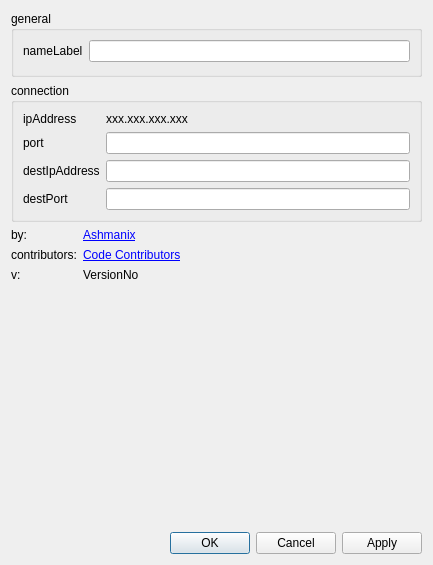
First picture: the form in src/ui/FaceTrackerDialog.ui, repository ashmanix/ashmanix-moveface-obs-plugin, before the edit.
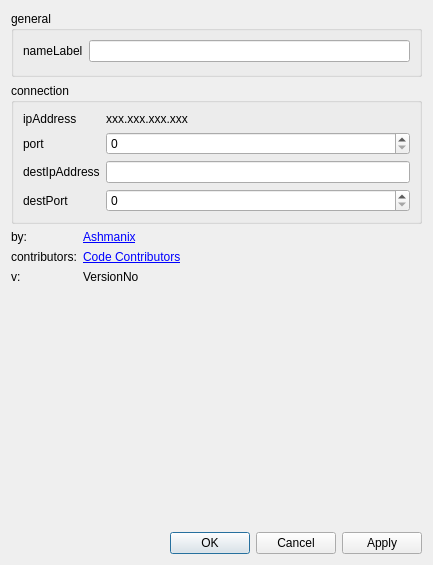
Second picture: the form after the edit.

Commit message: Added ability to enable/disable tracker

```diff
--- a/src/ui/FaceTrackerDialog.ui
+++ b/src/ui/FaceTrackerDialog.ui
@@ -116,13 +116,6 @@
                  </property>
                 </widget>
                </item>
-               <item row="1" column="1">
-                <widget class="QLineEdit" name="portLineEdit">
-                 <property name="inputMethodHints">
-                  <set>Qt::ImhDigitsOnly</set>
-                 </property>
-                </widget>
-               </item>
                <item row="2" column="0">
                 <widget class="QLabel" name="destIpAddressLabel">
                  <property name="text">
@@ -140,13 +133,23 @@
                  </property>
                 </widget>
                </item>
+               <item row="1" column="1">
+                <widget class="QSpinBox" name="portSpinBox">
+                 <property name="sizePolicy">
+                  <sizepolicy hsizetype="Expanding" vsizetype="Fixed">
+                   <horstretch>0</horstretch>
+                   <verstretch>0</verstretch>
+                  </sizepolicy>
+                 </property>
+                </widget>
+               </item>
                <item row="3" column="1">
-                <widget class="QLineEdit" name="destPortLineEdit">
-                 <property name="inputMethodHints">
-                  <set>Qt::ImhDigitsOnly</set>
-                 </property>
-                 <property name="inputMask">
-                  <string notr="true"/>
+                <widget class="QSpinBox" name="destPortSpinBox">
+                 <property name="sizePolicy">
+                  <sizepolicy hsizetype="Expanding" vsizetype="Fixed">
+                   <horstretch>0</horstretch>
+                   <verstretch>0</verstretch>
+                  </sizepolicy>
                  </property>
                 </widget>
                </item>
```
The commit also changes 15 other files.
